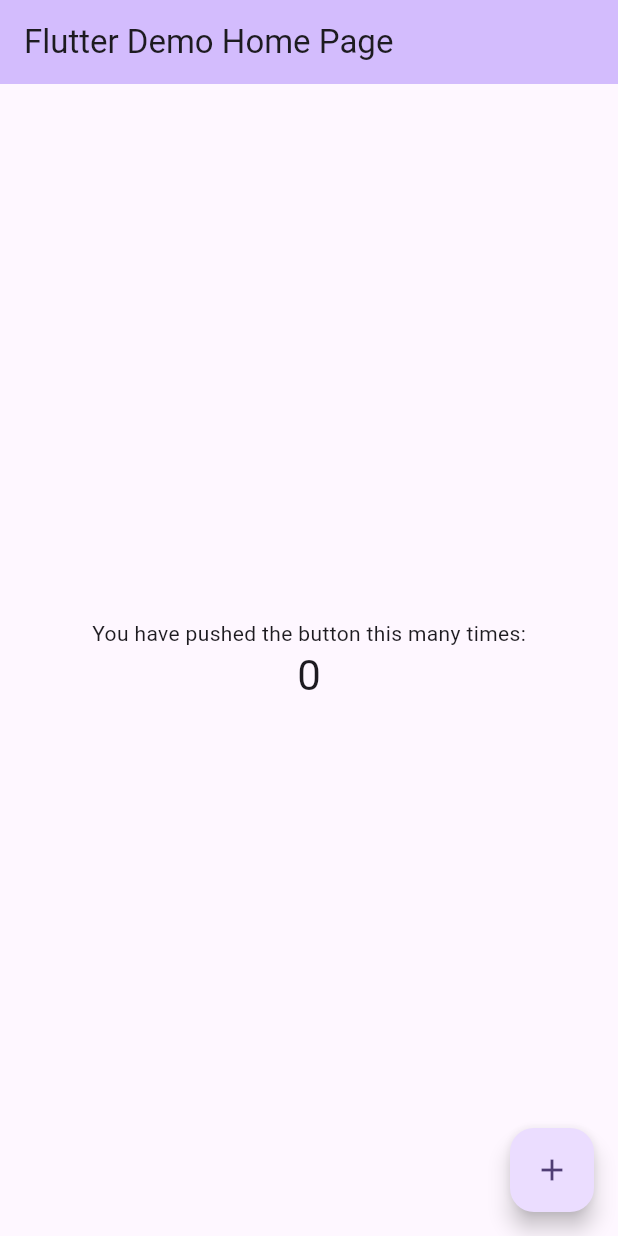
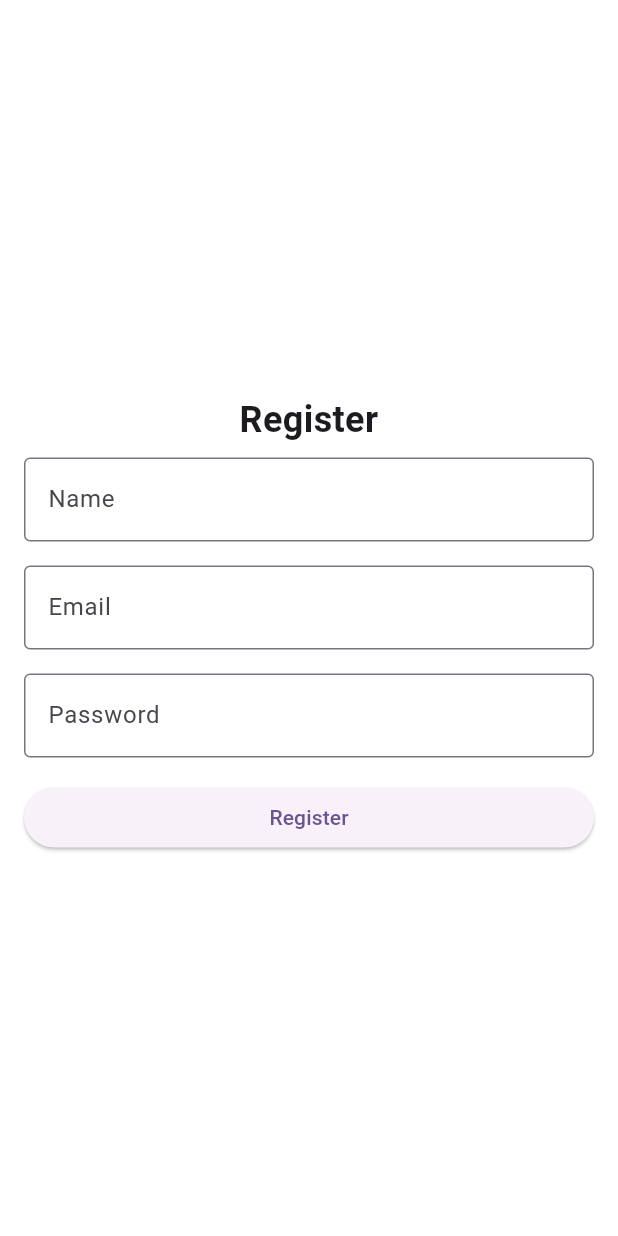
Before and after one commit to asfinaldi/fic4_tugas_x_bloc, a Flutter app: the screen it shows after launch, on a phone screen of 412 x 824 dp. Run offline on Flutter 3.47's test engine with Material 2 defaults, Android fonts, the phone set to English and light mode, and no system bars; our stand-ins replace bloc, flutter_bloc.

Commit message:
register page

```diff
--- /dev/null
+++ b/lib/bloc/login/login_bloc.dart
@@ -0,0 +1,13 @@
+import 'package:bloc/bloc.dart';
+import 'package:meta/meta.dart';
+
+part 'login_event.dart';
+part 'login_state.dart';
+
+class LoginBloc extends Bloc<LoginEvent, LoginState> {
+  LoginBloc() : super(LoginInitial()) {
+    on<LoginEvent>((event, emit) {
+      // TODO: implement event handler
+    });
+  }
+}
--- /dev/null
+++ b/lib/bloc/login/login_event.dart
@@ -0,0 +1,4 @@
+part of 'login_bloc.dart';
+
+@immutable
+abstract class LoginEvent {}
--- /dev/null
+++ b/lib/bloc/login/login_state.dart
@@ -0,0 +1,6 @@
+part of 'login_bloc.dart';
+
+@immutable
+abstract class LoginState {}
+
+class LoginInitial extends LoginState {}
--- /dev/null
+++ b/lib/bloc/profile/profile_bloc.dart
@@ -0,0 +1,13 @@
+import 'package:bloc/bloc.dart';
+import 'package:meta/meta.dart';
+
+part 'profile_event.dart';
+part 'profile_state.dart';
+
+class ProfileBloc extends Bloc<ProfileEvent, ProfileState> {
+  ProfileBloc() : super(ProfileInitial()) {
+    on<ProfileEvent>((event, emit) {
+      // TODO: implement event handler
+    });
+  }
+}
--- /dev/null
+++ b/lib/bloc/profile/profile_event.dart
@@ -0,0 +1,4 @@
+part of 'profile_bloc.dart';
+
+@immutable
+abstract class ProfileEvent {}
--- /dev/null
+++ b/lib/bloc/profile/profile_state.dart
@@ -0,0 +1,6 @@
+part of 'profile_bloc.dart';
+
+@immutable
+abstract class ProfileState {}
+
+class ProfileInitial extends ProfileState {}
--- /dev/null
+++ b/lib/bloc/register/register_bloc.dart
@@ -0,0 +1,24 @@
+// ignore_for_file: public_member_api_docs, sort_constructors_first
+import 'package:bloc/bloc.dart';
+import 'package:meta/meta.dart';
+
+import 'package:fic4_tugas_x_bloc/data/datasources/api_datasource.dart';
+import 'package:fic4_tugas_x_bloc/data/models/request/register_model.dart';
+import 'package:fic4_tugas_x_bloc/data/models/response/register_response.dart';
+
+part 'register_event.dart';
+part 'register_state.dart';
+
+class RegisterBloc extends Bloc<RegisterEvent, RegisterState> {
+  final ApiDatasources datasources;
+  RegisterBloc(
+    this.datasources,
+  ) : super(RegisterInitial()) {
+    on<SaveRegisterEvent>((event, emit) async {
+      emit(RegisterLoading());
+      final result = await datasources.register(event.request);
+      print(result);
+      emit(RegisterLoaded(model: result));
+    });
+  }
+}
--- /dev/null
+++ b/lib/bloc/register/register_event.dart
@@ -0,0 +1,13 @@
+// ignore_for_file: public_member_api_docs, sort_constructors_first
+part of 'register_bloc.dart';
+
+@immutable
+abstract class RegisterEvent {}
+
+class SaveRegisterEvent extends RegisterEvent {
+  final RegisterModel request;
+  SaveRegisterEvent({
+    required this.request,
+  });
+
+}
--- /dev/null
+++ b/lib/bloc/register/register_state.dart
@@ -0,0 +1,16 @@
+// ignore_for_file: public_member_api_docs, sort_constructors_first
+part of 'register_bloc.dart';
+
+@immutable
+abstract class RegisterState {}
+
+class RegisterInitial extends RegisterState {}
+
+class RegisterLoading extends RegisterState {}
+
+class RegisterLoaded extends RegisterState {
+  final RegisterResponseModel model;
+  RegisterLoaded({
+    required this.model,
+  });
+}
--- /dev/null
+++ b/lib/data/datasources/api_datasource.dart
@@ -0,0 +1,16 @@
+import 'package:fic4_tugas_x_bloc/data/models/request/register_model.dart';
+import 'package:fic4_tugas_x_bloc/data/models/response/register_response.dart';
+import 'package:http/http.dart' as http;
+
+class ApiDatasources {
+  Future<RegisterResponseModel> register(RegisterModel registerModel) async {
+    final response = await http.post(
+      Uri.parse('https://api.escuelajs.co/api/v1/users/'),
+      //headers: {'Content-Type': 'application/json'},
+      body: registerModel.toMap(),
+    );
+
+    final result = RegisterResponseModel.fromJson(response.body);
+    return result;
+  }
+}
--- /dev/null
+++ b/lib/data/models/request/register_model.dart
@@ -0,0 +1,43 @@
+import 'dart:convert';
+
+// ignore_for_file: public_member_api_docs, sort_constructors_first
+// {
+// 	"name": "asfinaldi",
+// 	"email": "asfinaldi@gmail.com",
+// 	"password": "123456",
+//     "avatar": "https://api.lorem.space/image/face?w=640&h=480"
+// }
+class RegisterModel {
+  final String name;
+  final String email;
+  final String password;
+  final String avatar;
+  RegisterModel({
+    required this.name,
+    required this.email,
+    required this.password,
+    this.avatar ='https://api.lorem.space/image/face?w=640&h=480',
+  });
+
+  Map<String, dynamic> toMap() {
+    return <String, dynamic>{
+      'name': name,
+      'email': email,
+      'password': password,
+      'avatar': avatar,
+    };
+  }
+
+  factory RegisterModel.fromMap(Map<String, dynamic> map) {
+    return RegisterModel(
+      name: map['name'] ?? '',
+      email: map['email'] ?? '',
+      password: map['password'] ?? '',
+      avatar: map['avatar'] ?? '',
+    );
+  }
+
+  String toJson() => json.encode(toMap());
+
+  factory RegisterModel.fromJson(String source) => RegisterModel.fromMap(json.decode(source) as Map<String, dynamic>);
+}
--- /dev/null
+++ b/lib/data/models/response/register_response.dart
@@ -0,0 +1,65 @@
+// ignore_for_file: public_member_api_docs, sort_constructors_first
+// To parse this JSON data, do
+//
+//     final registerResponseModel = registerResponseModelFromMap(jsonString);
+
+import 'dart:convert';
+
+class RegisterResponseModel {
+  String? email;
+  String? password;
+  String? name;
+  String? avatar;
+  String? role;
+  int? id;
+  DateTime? creationAt;
+  DateTime? updatedAt;
+
+  RegisterResponseModel({
+    this.email,
+    this.password,
+    this.name,
+    this.avatar,
+    this.role,
+    this.id,
+    this.creationAt,
+    this.updatedAt,
+  });
+
+  factory RegisterResponseModel.fromJson(String str) =>
+      RegisterResponseModel.fromMap(json.decode(str));
+
+  String toJson() => json.encode(toMap());
+
+  factory RegisterResponseModel.fromMap(Map<String, dynamic> json) =>
+      RegisterResponseModel(
+        email: json["email"],
+        password: json["password"],
+        name: json["name"],
+        avatar: json["avatar"],
+        role: json["role"],
+        id: json["id"],
+        creationAt: json["creationAt"] == null
+            ? null
+            : DateTime.parse(json["creationAt"]),
+        updatedAt: json["updatedAt"] == null
+            ? null
+            : DateTime.parse(json["updatedAt"]),
+      );
+
+  Map<String, dynamic> toMap() => {
+        "email": email,
+        "password": password,
+        "name": name,
+        "avatar": avatar,
+        "role": role,
+        "id": id,
+        "creationAt": creationAt?.toIso8601String(),
+        "updatedAt": updatedAt?.toIso8601String(),
+      };
+
+  @override
+  String toString() {
+    return 'RegisterResponseModel(email: $email, password: $password, name: $name, avatar: $avatar, role: $role, id: $id, creationAt: $creationAt, updatedAt: $updatedAt)';
+  }
+}
--- a/lib/main.dart
+++ b/lib/main.dart
@@ -1,4 +1,8 @@
+import 'package:fic4_tugas_x_bloc/bloc/register/register_bloc.dart';
+import 'package:fic4_tugas_x_bloc/data/datasources/api_datasource.dart';
+import 'package:fic4_tugas_x_bloc/presentation/pages/register_page.dart';
 import 'package:flutter/material.dart';
+import 'package:flutter_bloc/flutter_bloc.dart';
 
 void main() {
   runApp(const MyApp());
@@ -7,46 +11,23 @@ void main() {
 class MyApp extends StatelessWidget {
   const MyApp({super.key});
 
-  // This widget is the root of your application.
   @override
   Widget build(BuildContext context) {
-    return MaterialApp(
-      title: 'Flutter Demo',
-      theme: ThemeData(
-        // This is the theme of your application.
-        //
-        // TRY THIS: Try running your application with "flutter run". You'll see
-        // the application has a blue toolbar. Then, without quitting the app,
-        // try changing the seedColor in the colorScheme below to Colors.green
-        // and then invoke "hot reload" (save your changes or press the "hot
-        // reload" button in a Flutter-supported IDE, or press "r" if you used
-        // the command line to start the app).
-        //
-        // Notice that the counter didn't reset back to zero; the application
-        // state is not lost during the reload. To reset the state, use hot
-        // restart instead.
-        //
-        // This works for code too, not just values: Most code changes can be
-        // tested with just a hot reload.
-        colorScheme: ColorScheme.fromSeed(seedColor: Colors.deepPurple),
-        useMaterial3: true,
-      ),
-      home: const MyHomePage(title: 'Flutter Demo Home Page'),
+    return BlocProvider(
+      create: (context) => RegisterBloc(ApiDatasources()),
+      child: MaterialApp(
+          title: 'Flutter Demo',
+          theme: ThemeData(
+            colorScheme: ColorScheme.fromSeed(seedColor: Colors.deepPurple),
+            useMaterial3: true,
+          ),
+          home: const RegisterPage()),
     );
   }
 }
 
 class MyHomePage extends StatefulWidget {
   const MyHomePage({super.key, required this.title});
-
-  // This widget is the home page of your application. It is stateful, meaning
-  // that it has a State object (defined below) that contains fields that affect
-  // how it looks.
-
-  // This class is the configuration for the state. It holds the values (in this
-  // case the title) provided by the parent (in this case the App widget) and
-  // used by the build method of the State. Fields in a Widget subclass are
-  // always marked "final".
 
   final String title;
 
@@ -59,50 +40,19 @@ class _MyHomePageState extends State<MyHomePage> {
 
   void _incrementCounter() {
     setState(() {
-      // This call to setState tells the Flutter framework that something has
-      // changed in this State, which causes it to rerun the build method below
-      // so that the display can reflect the updated values. If we changed
-      // _counter without calling setState(), then the build method would not be
-      // called again, and so nothing would appear to happen.
       _counter++;
     });
   }
 
   @override
   Widget build(BuildContext context) {
-    // This method is rerun every time setState is called, for instance as done
-    // by the _incrementCounter method above.
-    //
-    // The Flutter framework has been optimized to make rerunning build methods
-    // fast, so that you can just rebuild anything that needs updating rather
-    // than having to individually change instances of widgets.
     return Scaffold(
       appBar: AppBar(
-        // TRY THIS: Try changing the color here to a specific color (to
-        // Colors.amber, perhaps?) and trigger a hot reload to see the AppBar
-        // change color while the other colors stay the same.
         backgroundColor: Theme.of(context).colorScheme.inversePrimary,
-        // Here we take the value from the MyHomePage object that was created by
-        // the App.build method, and use it to set our appbar title.
         title: Text(widget.title),
       ),
       body: Center(
-        // Center is a layout widget. It takes a single child and positions it
-        // in the middle of the parent.
         child: Column(
-          // Column is also a layout widget. It takes a list of children and
-          // arranges them vertically. By default, it sizes itself to fit its
-          // children horizontally, and tries to be as tall as its parent.
-          //
-          // Column has various properties to control how it sizes itself and
-          // how it positions its children. Here we use mainAxisAlignment to
-          // center the children vertically; the main axis here is the vertical
-          // axis because Columns are vertical (the cross axis would be
-          // horizontal).
-          //
-          // TRY THIS: Invoke "debug painting" (choose the "Toggle Debug Paint"
-          // action in the IDE, or press "p" in the console), to see the
-          // wireframe for each widget.
           mainAxisAlignment: MainAxisAlignment.center,
           children: <Widget>[
             const Text(
@@ -119,7 +69,7 @@ class _MyHomePageState extends State<MyHomePage> {
         onPressed: _incrementCounter,
         tooltip: 'Increment',
         child: const Icon(Icons.add),
-      ), // This trailing comma makes auto-formatting nicer for build methods.
+      ),
     );
   }
 }
--- /dev/null
+++ b/lib/presentation/pages/register_page.dart
@@ -0,0 +1,118 @@
+import 'package:fic4_tugas_x_bloc/bloc/register/register_bloc.dart';
+import 'package:fic4_tugas_x_bloc/data/models/request/register_model.dart';
+import 'package:flutter/material.dart';
+import 'package:flutter_bloc/flutter_bloc.dart';
+
+class RegisterPage extends StatefulWidget {
+  const RegisterPage({Key? key}) : super(key: key);
+
+  @override
+  State<RegisterPage> createState() => _RegisterPageState();
+}
+
+class _RegisterPageState extends State<RegisterPage> {
+  TextEditingController? nameController;
+  TextEditingController? emailController;
+  TextEditingController? passwordController;
+
+  @override
+  void initState() {
+    super.initState();
+    nameController = TextEditingController();
+    emailController = TextEditingController();
+    passwordController = TextEditingController();
+  }
+
+  @override
+  void dispose() {
+    nameController!.dispose();
+    emailController!.dispose();
+    passwordController!.dispose();
+    super.dispose();
+  }
+
+  @override
+  Widget build(BuildContext context) {
+    return Scaffold(
+      backgroundColor: Colors.white,
+      body: Container(
+        padding: const EdgeInsets.all(16),
+        child: Column(
+          crossAxisAlignment: CrossAxisAlignment.stretch,
+          mainAxisAlignment: MainAxisAlignment.center,
+          children: [
+            const Padding(
+              padding: EdgeInsets.symmetric(vertical: 8.0),
+              child: Text(
+                'Register',
+                style: TextStyle(
+                  fontSize: 24,
+                  fontWeight: FontWeight.bold,
+                ),
+                textAlign: TextAlign.center,
+              ),
+            ),
+            TextFormField(
+              decoration: const InputDecoration(
+                labelText: 'Name',
+                border: OutlineInputBorder(),
+              ),
+              controller: nameController,
+            ),
+            const SizedBox(height: 16),
+            TextFormField(
+              decoration: const InputDecoration(
+                labelText: 'Email',
+                border: OutlineInputBorder(),
+              ),
+              controller: emailController,
+            ),
+            const SizedBox(height: 16),
+            TextFormField(
+              obscureText: true,
+              decoration: const InputDecoration(
+                labelText: 'Password',
+                border: OutlineInputBorder(),
+              ),
+              controller: passwordController,
+            ),
+            const SizedBox(height: 16),
+            BlocConsumer<RegisterBloc, RegisterState>(
+              listener: (context, state) {
+                if (state is RegisterLoaded) {
+                  nameController!.clear();
+                  emailController!.clear();
+                  passwordController!.clear();
+                  //navigasi
+                  ScaffoldMessenger.of(context).showSnackBar(SnackBar(
+                    content: Text('Success Register ${state.model.id}'),
+                  ));
+                }
+              },
+              builder: (context, state) {
+                if (state is RegisterLoading) {
+                  return const Center(
+                    child: CircularProgressIndicator(),
+                  );
+                }
+                return ElevatedButton(
+                  onPressed: () {
+                    final requestModel = RegisterModel(
+                      name: nameController!.text,
+                      email: emailController!.text,
+                      password: passwordController!.text,
+                    );
+                    context
+                        .read<RegisterBloc>()
+                        .add(SaveRegisterEvent(request: requestModel));
+                  },
+                  child: const Text('Register'),
+                );
+              },
+            ),
+          ],
+        ),
+      ),
+    );
+  }
+}
```
Also changed, not shown: pubspec.yaml (+5 -17 lines), lib/presentation/pages/home_page.dart (added), lib/presentation/pages/login_page.dart (added), pubspec.lock, 1 other file.
